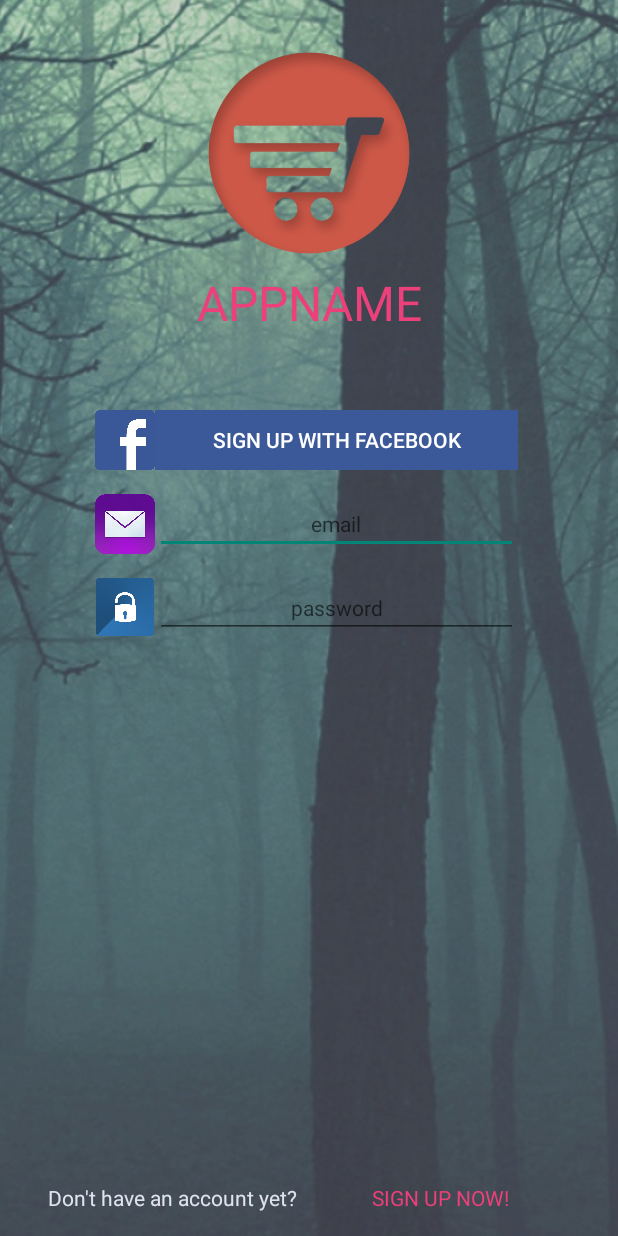
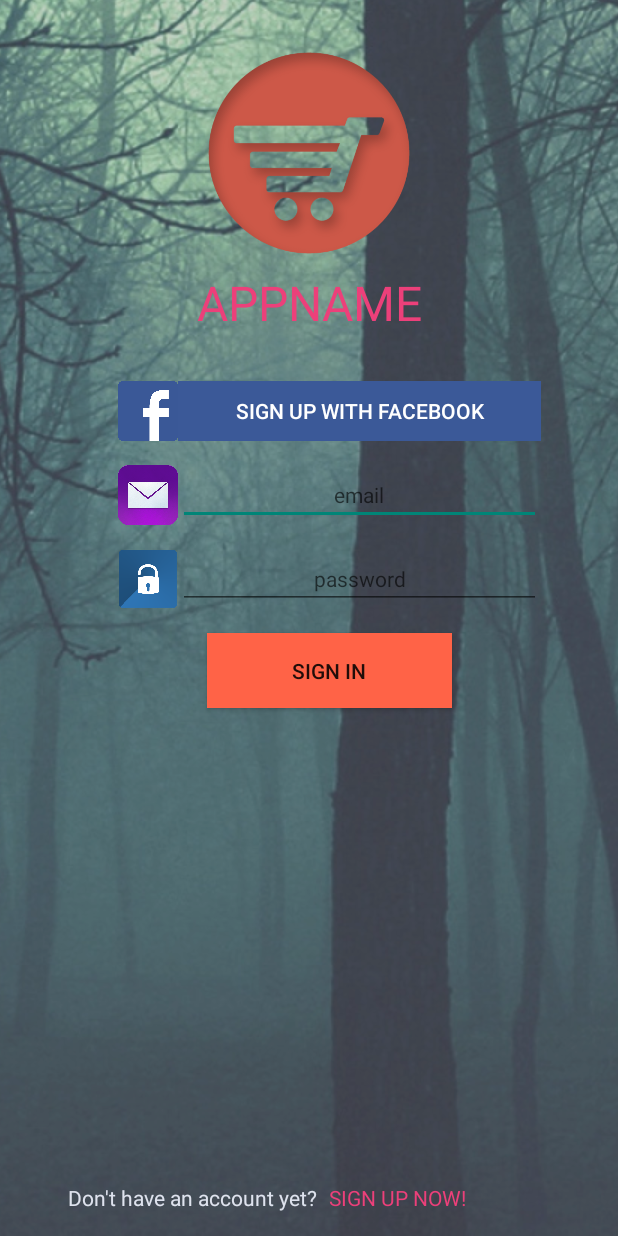
Before and after one commit to slvsat/android_java_signup_page_ver2, an Android app: the screen it shows after launch (MainActivity), on a phone screen of 412 x 824 dp. Run offline under Robolectric (Android 15) with nearby library versions, the phone set to English and light mode, and no system bars.

Commit message:
Version 2 of Lab1

```diff
--- a/app/src/main/res/layout/activity_main_cl.xml
+++ b/app/src/main/res/layout/activity_main_cl.xml
@@ -19,7 +19,9 @@
         app:layout_constraintLeft_toLeftOf="parent"
         app:layout_constraintRight_toRightOf="parent"
         app:layout_constraintTop_toTopOf="parent"
-        app:srcCompat="@drawable/main" />
+        app:srcCompat="@drawable/main"
+        app:layout_constraintHorizontal_bias="0.48"
+        app:layout_constraintVertical_bias="0.509" />
 
     <ImageView
         android:id="@+id/imageView3"
@@ -35,8 +37,8 @@
 
     <TextView
         android:id="@+id/textView"
-        android:layout_width="wrap_content"
-        android:layout_height="wrap_content"
+        android:layout_width="271dp"
+        android:layout_height="42dp"
         android:layout_marginLeft="8dp"
         android:layout_marginRight="8dp"
         android:layout_marginTop="8dp"
@@ -46,20 +48,18 @@
         android:textSize="32sp"
         app:layout_constraintLeft_toLeftOf="@+id/imageView3"
         app:layout_constraintRight_toRightOf="@+id/imageView3"
-        app:layout_constraintTop_toBottomOf="@+id/imageView3" />
+        app:layout_constraintTop_toBottomOf="@+id/imageView3"
+        tools:layout_editor_absoluteY="148dp" />
 
     <ImageView
         android:id="@+id/imageView4"
         android:layout_width="40dp"
         android:layout_height="40dp"
         app:srcCompat="@drawable/fblogo"
-        app:layout_constraintRight_toLeftOf="@+id/textView"
-        android:layout_marginRight="8dp"
-        android:layout_marginLeft="32dp"
-        app:layout_constraintLeft_toLeftOf="parent"
-        app:layout_constraintHorizontal_bias="0.62"
-        android:layout_marginTop="50dp"
-        app:layout_constraintTop_toBottomOf="@+id/textView" />
+        android:layout_marginTop="32dp"
+        app:layout_constraintTop_toBottomOf="@+id/textView"
+        android:layout_marginLeft="8dp"
+        app:layout_constraintLeft_toLeftOf="@+id/textView" />
 
     <Button
         android:id="@+id/button"
@@ -67,87 +67,87 @@
         android:layout_width="242dp"
         android:layout_height="40dp"
         android:layout_marginLeft="0dp"
-        android:layout_marginRight="32dp"
-        android:layout_marginTop="50dp"
+        android:layout_marginTop="32dp"
         android:background="#3b5998"
         android:text="Sign Up with Facebook"
         android:textAlignment="center"
         android:textColor="#fff"
-        app:layout_constraintHorizontal_bias="0.0"
         app:layout_constraintLeft_toRightOf="@+id/imageView4"
-        app:layout_constraintRight_toRightOf="parent"
-        app:layout_constraintTop_toBottomOf="@+id/textView" />
+        app:layout_constraintTop_toBottomOf="@+id/textView"
+        android:layout_marginRight="0dp"
+        app:layout_constraintRight_toRightOf="@+id/textView"
+        app:layout_constraintHorizontal_bias="0.0" />
 
     <ImageView
         android:id="@+id/imageView5"
         android:layout_width="40dp"
         android:layout_height="40dp"
         app:srcCompat="@drawable/mail_icon"
-        android:layout_marginLeft="32dp"
-        app:layout_constraintLeft_toLeftOf="parent"
-        app:layout_constraintRight_toLeftOf="@+id/textView"
-        android:layout_marginRight="8dp"
-        app:layout_constraintHorizontal_bias="0.62"
         android:layout_marginTop="16dp"
-        app:layout_constraintTop_toBottomOf="@+id/imageView4" />
+        app:layout_constraintTop_toBottomOf="@+id/imageView4"
+        android:layout_marginLeft="0dp"
+        app:layout_constraintLeft_toLeftOf="@+id/imageView4"
+        app:layout_constraintRight_toLeftOf="@+id/button"
+        android:layout_marginRight="0dp" />
 
     <EditText
         android:id="@+id/editText"
         android:layout_width="242dp"
         android:layout_height="40dp"
         android:layout_marginLeft="0dp"
-        android:layout_marginRight="32dp"
         android:layout_marginTop="16dp"
         android:ems="10"
         android:hint="email"
         android:inputType="textEmailAddress"
         android:textAlignment="center"
         android:textSize="14sp"
-        app:layout_constraintHorizontal_bias="0.0"
         app:layout_constraintLeft_toRightOf="@+id/imageView5"
-        app:layout_constraintRight_toRightOf="parent"
-        app:layout_constraintTop_toBottomOf="@+id/button" />
+        app:layout_constraintTop_toBottomOf="@+id/button"
+        android:layout_marginRight="0dp"
+        app:layout_constraintRight_toRightOf="@+id/button" />
 
     <ImageView
         android:id="@+id/imageView6"
         android:layout_width="40dp"
         android:layout_height="40dp"
         app:srcCompat="@drawable/lock_icon"
-        android:layout_marginTop="15dp"
+        android:layout_marginTop="16dp"
         app:layout_constraintTop_toBottomOf="@+id/imageView5"
-        android:layout_marginLeft="32dp"
-        app:layout_constraintLeft_toLeftOf="parent"
-        app:layout_constraintRight_toLeftOf="@+id/textView"
-        android:layout_marginRight="8dp"
-        app:layout_constraintHorizontal_bias="0.62" />
+        app:layout_constraintRight_toLeftOf="@+id/editText"
+        android:layout_marginRight="0dp"
+        android:layout_marginLeft="0dp"
+        app:layout_constraintLeft_toLeftOf="@+id/imageView5"
+        app:layout_constraintHorizontal_bias="0.0" />
 
     <EditText
         android:id="@+id/editText2"
         android:layout_width="242dp"
         android:layout_height="40dp"
         android:layout_marginLeft="0dp"
-        android:layout_marginRight="32dp"
         android:layout_marginTop="16dp"
         android:ems="10"
         android:hint="password"
         android:inputType="textWebPassword"
         android:textAlignment="center"
         android:textSize="14sp"
-        app:layout_constraintHorizontal_bias="0.0"
         app:layout_constraintLeft_toRightOf="@+id/imageView6"
-        app:layout_constraintRight_toRightOf="parent"
-        app:layout_constraintTop_toBottomOf="@+id/editText" />
+        app:layout_constraintTop_toBottomOf="@+id/editText"
+        android:layout_marginRight="0dp"
+        app:layout_constraintRight_toRightOf="@+id/editText" />
 
     <TextView
         android:id="@+id/textView2"
         android:layout_width="wrap_content"
         android:layout_height="wrap_content"
         android:layout_marginBottom="16dp"
-        android:layout_marginLeft="32dp"
+        android:layout_marginLeft="45dp"
         android:text="Don't have an account yet?"
         android:textColor="#dfe3ee"
         app:layout_constraintBottom_toBottomOf="parent"
-        app:layout_constraintLeft_toLeftOf="parent" />
+        app:layout_constraintLeft_toLeftOf="parent"
+        android:layout_marginTop="8dp"
+        app:layout_constraintTop_toBottomOf="@+id/editText2"
+        app:layout_constraintVertical_bias="1.0" />
 
     <TextView
         android:id="@+id/textView3"
@@ -161,7 +161,24 @@
         android:layout_marginLeft="8dp"
         app:layout_constraintBottom_toBottomOf="parent"
         android:layout_marginBottom="16dp"
-        app:layout_constraintHorizontal_bias="0.51" />
+        android:layout_marginTop="8dp"
+        app:layout_constraintTop_toBottomOf="@+id/editText2"
+        app:layout_constraintHorizontal_bias="0.0"
+        app:layout_constraintVertical_bias="1.0" />
+
+    <Button
+        android:id="@+id/button2"
+        android:layout_width="163dp"
+        android:layout_height="50dp"
+        android:text="Sign In"
+        android:background="#FF6347"
+        android:layout_marginTop="16dp"
+        app:layout_constraintTop_toBottomOf="@+id/editText2"
+        android:layout_marginLeft="8dp"
+        app:layout_constraintLeft_toLeftOf="@+id/imageView6"
+        android:layout_marginRight="8dp"
+        app:layout_constraintRight_toRightOf="@+id/editText2"
+        tools:layout_editor_absoluteY="420dp" />
 
 
 </android.support.constraint.ConstraintLayout>
```
